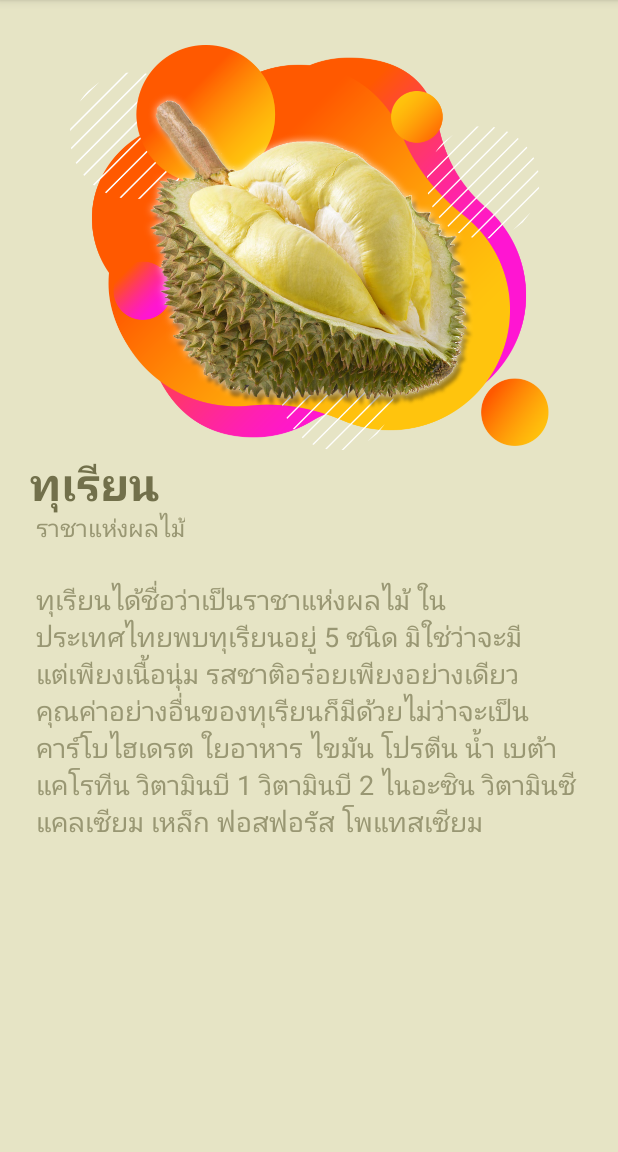
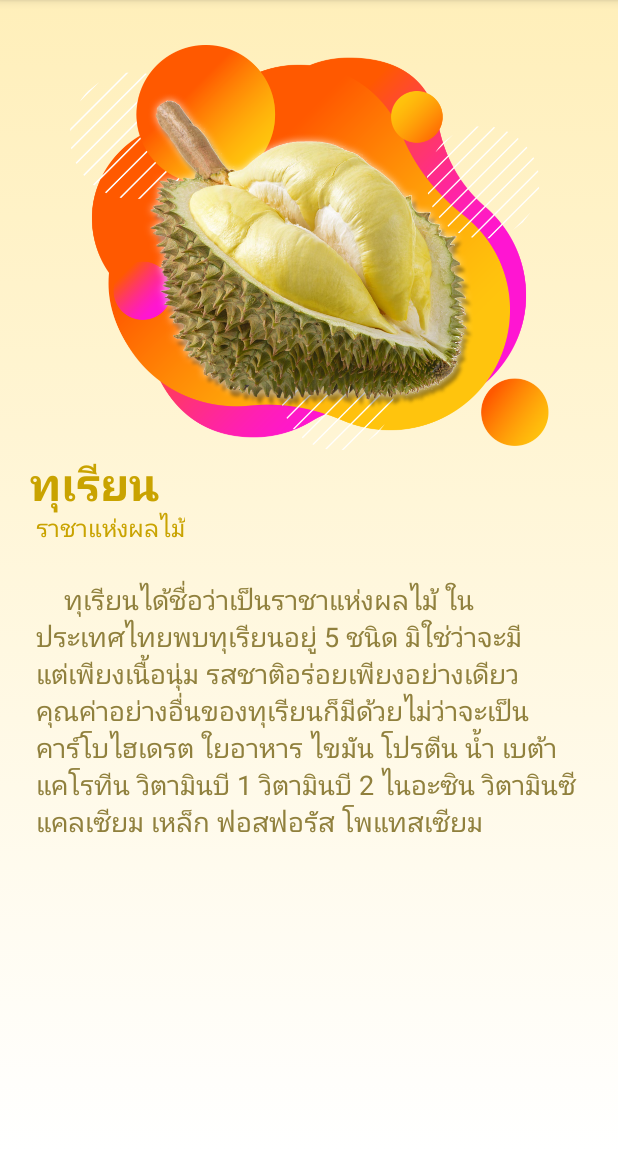
Before and after one commit to fvkfvng/ThaiFruits, an Android app: the screen it shows after launch (DetailActivity), after a tap on "ทุเรียน", on a phone screen of 412 x 824 dp, the part 84-1236 px from its top. Run offline under Robolectric (Android 15) with nearby library versions, the light colour scheme and no system bars; Roboto replaces fonts that are not available here.

Commit message:
gradient background
update maybe finish

```diff
--- /dev/null
+++ b/app/src/main/res/drawable/gradient_background.xml
@@ -0,0 +1,16 @@
+<?xml version="1.0" encoding="utf-8"?>
+<selector xmlns:android="http://schemas.android.com/apk/res/android">
+
+    <item>
+
+        <shape>
+
+            <gradient android:angle="-90"
+                      android:startColor="#ffefba"
+                      android:endColor="#fff"
+                      android:type="linear"/>
+        </shape>
+
+    </item>
+
+</selector>
--- a/app/src/main/res/layout/activity_detail.xml
+++ b/app/src/main/res/layout/activity_detail.xml
@@ -3,13 +3,12 @@
               android:orientation="vertical"
               android:layout_width="match_parent"
               android:layout_height="match_parent"
-              android:background="#e6e4c5">
+              android:background="@drawable/gradient_background">
 
 
     <RelativeLayout
             android:layout_width="match_parent"
-            android:layout_height="wrap_content"
-            android:background="#e6e4c5">
+            android:layout_height="wrap_content">
 
         <ImageView
                 android:id="@+id/imgView"
@@ -25,7 +24,7 @@
                 android:layout_height="wrap_content"
                 android:text="FruitName"
                 android:textSize="30sp"
-                android:textColor="#72704b"
+                android:textColor="#c9a300"
                 android:layout_marginLeft="20dp"
                 android:textStyle="bold"
                 android:layout_marginTop="300dp"/>
@@ -35,7 +34,7 @@
                 android:layout_height="wrap_content"
                 android:text="caption"
                 android:textSize="16dp"
-                android:textColor="#999773"
+                android:textColor="#c9a300"
                 android:layout_marginLeft="24dp"
                 android:layout_marginTop="340dp"/>
     </RelativeLayout>
@@ -47,6 +46,6 @@
             android:layout_margin="24dp"
             android:text="Detail"
             android:textSize="18dp"
-            android:textColor="#999773"/>
+            android:textColor="#90803d"/>
 
 </LinearLayout>
```
Also changed, not shown: app/src/main/assets/fruit_data.json (+12 -12 lines), app/src/main/res/layout/list_item_fruit.xml (+9 -7 lines), 2 other files.
